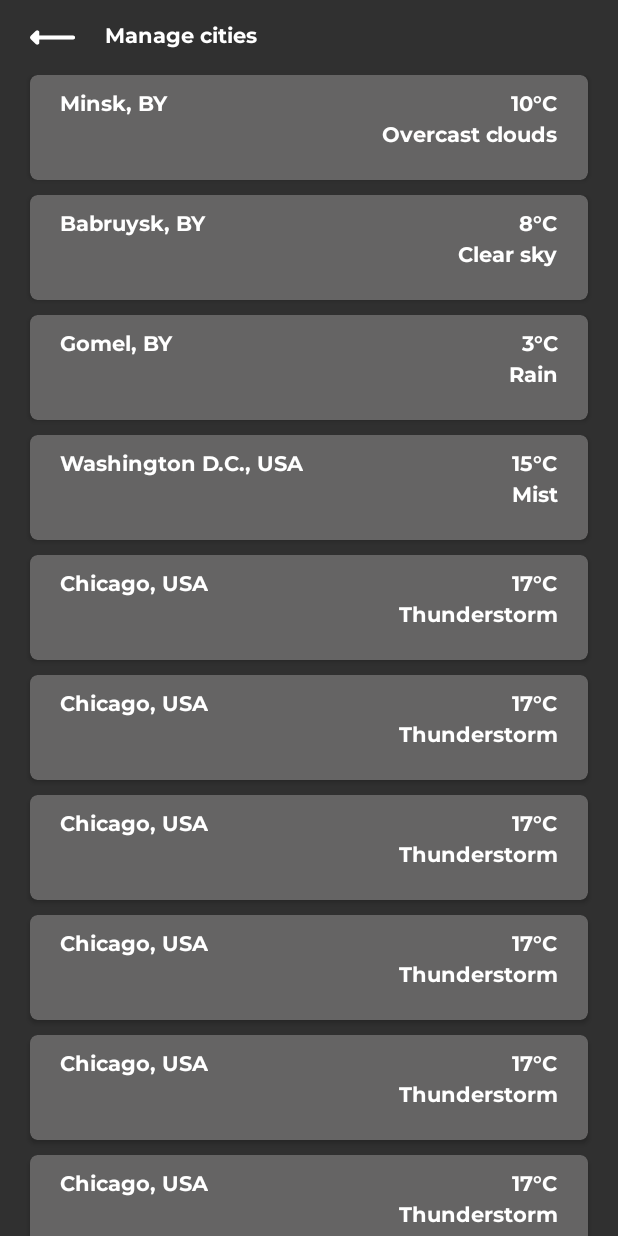
After one commit to D1le1/Coursework, an Android app: the ManageActivity screen opened directly, with no data from a screen before it, on a phone screen of 412 x 824 dp. The commit adds this screen. Run offline under Robolectric (Android 15) with nearby library versions, the phone set to English and light mode, and no system bars.

Commit message:
Feat: Add Manage City Page

```diff
--- a/app/src/main/java/com/example/weatherapplication/MainActivity.java
+++ b/app/src/main/java/com/example/weatherapplication/MainActivity.java
@@ -1,6 +1,7 @@
 package com.example.weatherapplication;
 
 import android.annotation.SuppressLint;
+import android.content.Intent;
 import android.graphics.drawable.Drawable;
 import android.os.AsyncTask;
 import android.os.Bundle;
@@ -53,6 +54,7 @@ public class MainActivity extends AppCompatActivity{
             @Override
             public void onClick(View view) {
                 view.startAnimation(AnimationUtils.loadAnimation(MainActivity.this, R.anim.click_anim));
+                startActivity(new Intent(MainActivity.this, ManageActivity.class));
             }
         });
 
@@ -65,11 +67,11 @@ public class MainActivity extends AppCompatActivity{
     }
 
     private void loadCard() {
-        offlineCities.add(new City("Minsk", "BY", 10, 10, -1, "Overcast clouds", "04d"));
-        offlineCities.add(new City("Babruysk", "BY", 8, 13, 2, "Clear sky", "01d"));
-        offlineCities.add(new City("Gomel", "BY", 3, 7, -4, "Rain", "10d"));
-        offlineCities.add(new City("Washington D.C.", "USA", 15, 19, 10, "Mist", "50d"));
-        offlineCities.add(new City("Chicago", "USA", 17, 23, 15, "Thunderstorm", "11d"));
+        offlineCities.add(new City("Minsk", "BY", 10, 10, -1, "Overcast clouds", "04"));
+        offlineCities.add(new City("Babruysk", "BY", 8, 13, 2, "Clear sky", "01"));
+        offlineCities.add(new City("Gomel", "BY", 3, 7, -4, "Rain", "10"));
+        offlineCities.add(new City("Washington D.C.", "USA", 15, 19, 10, "Mist", "50"));
+        offlineCities.add(new City("Chicago", "USA", 17, 23, 15, "Thunderstorm", "11"));
 
         adapter = new MyAdapter(this, offlineCities);
         viewPager.setAdapter(adapter);
--- /dev/null
+++ b/app/src/main/java/com/example/weatherapplication/ManageActivity.java
@@ -0,0 +1,66 @@
+package com.example.weatherapplication;
+
+import android.content.Intent;
+import android.os.Bundle;
+import android.view.View;
+import android.view.animation.AnimationUtils;
+import android.widget.ImageView;
+
+import androidx.annotation.Nullable;
+import androidx.appcompat.app.AppCompatActivity;
+import androidx.recyclerview.widget.LinearLayoutManager;
+import androidx.recyclerview.widget.RecyclerView;
+
+import com.example.weatherapplication.adapter.RecyclerAdapter;
+import com.example.weatherapplication.classes.City;
+
+import java.util.ArrayList;
+
+public class ManageActivity extends AppCompatActivity {
+    private RecyclerView recycler;
+    private ImageView back;
+
+    @Override
+    protected void onCreate(@Nullable Bundle savedInstanceState) {
+        super.onCreate(savedInstanceState);
+        setContentView(R.layout.manage_activity);
+
+        back = findViewById(R.id.back);
+        back.setOnClickListener(new View.OnClickListener() {
+            @Override
+            public void onClick(View view) {
+                view.startAnimation(AnimationUtils.loadAnimation(ManageActivity.this, R.anim.click_anim));
+                startActivity(new Intent(ManageActivity.this, MainActivity.class));
+            }
+        });
+
+        recycler = findViewById(R.id.recycler);
+        setRecycler();
+    }
+
+    public void setRecycler()
+    {
+        ArrayList<City> offlineCities = new ArrayList<>();
+        offlineCities.add(new City("Minsk", "BY", 10, 10, -1, "Overcast clouds", "04"));
+        offlineCities.add(new City("Babruysk", "BY", 8, 13, 2, "Clear sky", "01"));
+        offlineCities.add(new City("Gomel", "BY", 3, 7, -4, "Rain", "10"));
+        offlineCities.add(new City("Washington D.C.", "USA", 15, 19, 10, "Mist", "50"));
+        offlineCities.add(new City("Chicago", "USA", 17, 23, 15, "Thunderstorm", "11"));
+        offlineCities.add(new City("Chicago", "USA", 17, 23, 15, "Thunderstorm", "11"));
+        offlineCities.add(new City("Chicago", "USA", 17, 23, 15, "Thunderstorm", "11"));
+        offlineCities.add(new City("Chicago", "USA", 17, 23, 15, "Thunderstorm", "11"));
+        offlineCities.add(new City("Chicago", "USA", 17, 23, 15, "Thunderstorm", "11"));
+        offlineCities.add(new City("Chicago", "USA", 17, 23, 15, "Thunderstorm", "11"));
+        offlineCities.add(new City("Chicago", "USA", 17, 23, 15, "Thunderstorm", "11"));
+        offlineCities.add(new City("Chicago", "USA", 17, 23, 15, "Thunderstorm", "11"));
+        offlineCities.add(new City("Chicago", "USA", 17, 23, 15, "Thunderstorm", "11"));
+        offlineCities.add(new City("Chicago", "USA", 17, 23, 15, "Thunderstorm", "11"));
+
+
+        RecyclerView.LayoutManager layoutManager = new LinearLayoutManager(this, LinearLayoutManager.VERTICAL, false);
+        recycler.setLayoutManager(layoutManager);
+
+        RecyclerAdapter adapter = new RecyclerAdapter(this, offlineCities);
+        recycler.setAdapter(adapter);
+    }
+}
--- a/app/src/main/java/com/example/weatherapplication/adapter/RecyclerAdapter.java
+++ b/app/src/main/java/com/example/weatherapplication/adapter/RecyclerAdapter.java
@@ -28,7 +28,7 @@ public class RecyclerAdapter extends RecyclerView.Adapter<RecyclerAdapter.CityVi
     @NonNull
     @Override
     public CityViewHolder onCreateViewHolder(@NonNull ViewGroup parent, int viewType) {
-        View cityItems = LayoutInflater.from(context).inflate(R.layout.city_item, parent, false);
+        View cityItems = LayoutInflater.from(context).inflate(R.layout.manage_item, parent, false);
         return new CityViewHolder(cityItems);
     }
 
@@ -36,9 +36,7 @@ public class RecyclerAdapter extends RecyclerView.Adapter<RecyclerAdapter.CityVi
     public void onBindViewHolder(@NonNull CityViewHolder holder, int position) {
         holder.name.setText(cities.get(position).getName() + ", " + cities.get(position).getCountry());
         holder.temperature.setText(cities.get(position).getDegrees() + "°C");
-        holder.tempRange.setText(cities.get(position).getMinDegrees() + "°C / " + cities.get(position).getMaxDegrees() + "°C");
         holder.status.setText(cities.get(position).getStatus());
-        holder.date.setText(DateFunctions.getDate());
     }
 
     @Override
@@ -48,16 +46,14 @@ public class RecyclerAdapter extends RecyclerView.Adapter<RecyclerAdapter.CityVi
 
     public static final class CityViewHolder extends RecyclerView.ViewHolder {
 
-        TextView name, temperature, tempRange, status, date;
+        TextView name, temperature, status;
 
         public CityViewHolder(@NonNull View itemView) {
             super(itemView);
 
             name = itemView.findViewById(R.id.city_name);
             temperature = itemView.findViewById(R.id.temperature);
-            tempRange = itemView.findViewById(R.id.temp_range);
             status = itemView.findViewById(R.id.status);
-            date = itemView.findViewById(R.id.date);
         }
     }
 }
--- /dev/null
+++ b/app/src/main/res/drawable/back.xml
@@ -0,0 +1,9 @@
+<vector xmlns:android="http://schemas.android.com/apk/res/android"
+    android:width="330dp"
+    android:height="330dp"
+    android:viewportWidth="330"
+    android:viewportHeight="330">
+  <path
+      android:fillColor="#FF000000"
+      android:pathData="M213.11,41.89l-37.5,-37.5c-5.86,-5.86 -15.35,-5.86 -21.21,0l-37.5,37.5c-4.29,4.29 -5.57,10.74 -3.25,16.35c2.32,5.61 7.79,9.26 13.86,9.26H150V315c0,8.28 6.72,15 15,15c8.28,0 15,-6.72 15,-15V67.5h22.5c6.07,0 11.54,-3.65 13.86,-9.26C218.68,52.63 217.4,46.18 213.11,41.89z"/>
+</vector>
--- a/app/src/main/res/layout/city_item.xml
+++ b/app/src/main/res/layout/city_item.xml
@@ -6,6 +6,7 @@
     android:layout_height="match_parent"
     android:background="@color/main_bg_color"
     tools:ignore="MissingConstraints">
+
     <TextView
         android:id="@+id/city_name"
         android:layout_width="wrap_content"
--- /dev/null
+++ b/app/src/main/res/layout/manage_activity.xml
@@ -0,0 +1,47 @@
+<?xml version="1.0" encoding="utf-8"?>
+
+<androidx.constraintlayout.widget.ConstraintLayout xmlns:android="http://schemas.android.com/apk/res/android"
+    xmlns:app="http://schemas.android.com/apk/res-auto"
+    xmlns:fab="http://schemas.android.com/apk/res-auto"
+    xmlns:tools="http://schemas.android.com/tools"
+    android:id="@+id/main_layout"
+    android:layout_width="match_parent"
+    android:layout_height="match_parent"
+    android:background="@color/main_bg_color">
+
+    <androidx.recyclerview.widget.RecyclerView
+        android:id="@+id/recycler"
+        android:layout_width="0dp"
+        android:layout_height="0dp"
+        android:layout_marginTop="50dp"
+        app:layout_constraintBottom_toBottomOf="parent"
+        app:layout_constraintEnd_toEndOf="parent"
+        app:layout_constraintStart_toStartOf="parent"
+        app:layout_constraintTop_toTopOf="parent" />
+
+    <TextView
+        android:id="@+id/textView"
+        android:layout_width="wrap_content"
+        android:layout_height="wrap_content"
+        android:layout_marginStart="20dp"
+        android:fontFamily="@font/montserrat_bold"
+        android:text="@string/manage_cities"
+        android:textColor="@color/white"
+        app:layout_constraintBottom_toTopOf="@+id/recycler"
+        app:layout_constraintStart_toEndOf="@+id/back"
+        app:layout_constraintTop_toTopOf="parent" />
+
+    <ImageView
+        android:id="@+id/back"
+        android:layout_width="30dp"
+        android:layout_height="30dp"
+        android:layout_marginStart="20dp"
+        android:contentDescription="@string/app_name"
+        android:rotation="-90"
+        android:tint="@color/white"
+        app:layout_constraintBottom_toTopOf="@+id/recycler"
+        app:layout_constraintStart_toStartOf="parent"
+        app:layout_constraintTop_toTopOf="parent"
+        fab:srcCompat="@drawable/back" />
+
+</androidx.constraintlayout.widget.ConstraintLayout>
--- /dev/null
+++ b/app/src/main/res/layout/manage_item.xml
@@ -0,0 +1,66 @@
+<?xml version="1.0" encoding="utf-8"?>
+<androidx.constraintlayout.widget.ConstraintLayout xmlns:android="http://schemas.android.com/apk/res/android"
+    xmlns:app="http://schemas.android.com/apk/res-auto"
+    xmlns:tools="http://schemas.android.com/tools"
+    android:layout_width="match_parent"
+    android:layout_height="wrap_content"
+    android:background="@android:color/transparent"
+    tools:ignore="MissingConstraints">
+
+    <androidx.cardview.widget.CardView
+        android:layout_width="0dp"
+        android:layout_height="70dp"
+        android:layout_marginStart="20dp"
+        android:layout_marginEnd="20dp"
+        android:layout_marginBottom="10dp"
+        app:cardBackgroundColor="@color/card_bg"
+        app:cardCornerRadius="5dp"
+        app:layout_constraintBottom_toBottomOf="parent"
+        app:layout_constraintEnd_toEndOf="parent"
+        app:layout_constraintStart_toStartOf="parent"
+        app:layout_constraintTop_toTopOf="parent">
+
+        <androidx.constraintlayout.widget.ConstraintLayout
+            android:layout_width="match_parent"
+            android:layout_height="match_parent">
+
+            <TextView
+                android:id="@+id/city_name"
+                android:layout_width="wrap_content"
+                android:layout_height="wrap_content"
+                android:layout_marginStart="20dp"
+                android:layout_marginTop="10dp"
+                android:fontFamily="@font/montserrat_bold"
+                android:text="@string/city_name"
+                android:textColor="@color/white"
+                app:layout_constraintStart_toStartOf="parent"
+                app:layout_constraintTop_toTopOf="parent" />
+
+            <TextView
+                android:id="@+id/temperature"
+                android:layout_width="wrap_content"
+                android:layout_height="wrap_content"
+                android:layout_marginTop="10dp"
+                android:layout_marginEnd="20dp"
+                android:fontFamily="@font/montserrat_bold"
+                android:text="@string/temperature"
+                android:textColor="@color/white"
+                app:layout_constraintEnd_toEndOf="parent"
+                app:layout_constraintTop_toTopOf="parent" />
+
+            <TextView
+                android:id="@+id/status"
+                android:layout_width="wrap_content"
+                android:layout_height="wrap_content"
+                android:layout_marginEnd="20dp"
+                android:fontFamily="@font/montserrat_bold"
+                android:text="@string/status"
+                android:textColor="@color/white"
+                app:layout_constraintEnd_toEndOf="parent"
+                app:layout_constraintTop_toBottomOf="@+id/temperature" />
+
+        </androidx.constraintlayout.widget.ConstraintLayout>
+
+    </androidx.cardview.widget.CardView>
+
+</androidx.constraintlayout.widget.ConstraintLayout>
--- a/app/src/main/res/values/colors.xml
+++ b/app/src/main/res/values/colors.xml
@@ -8,4 +8,5 @@
     <color name="black">#FF000000</color>
     <color name="white">#FFFFFFFF</color>
     <color name="main_bg_color">#303030</color>
+    <color name="card_bg">#656464</color>
 </resources>
--- a/app/src/main/res/values/strings.xml
+++ b/app/src/main/res/values/strings.xml
@@ -7,4 +7,5 @@
     <string name="temp_range">10°C / -1°C</string>
     <string name="not_network">No network connection...</string>
     <string name="degree">°C</string>
+    <string name="manage_cities">Manage cities</string>
 </resources>
--- a/app/src/main/res/values/themes.xml
+++ b/app/src/main/res/values/themes.xml
@@ -13,6 +13,6 @@
         <item name="android:statusBarColor">?attr/colorPrimaryVariant</item>
         <!-- Customize your theme here. -->
         <item name="windowNoTitle">true</item>
-        <item name="android:windowFullscreen">true</item>
+<!--        <item name="android:windowFullscreen">true</item>-->
     </style>
 </resources>
```
Also changed, not shown: app/src/main/AndroidManifest.xml (+9 -1 lines).
